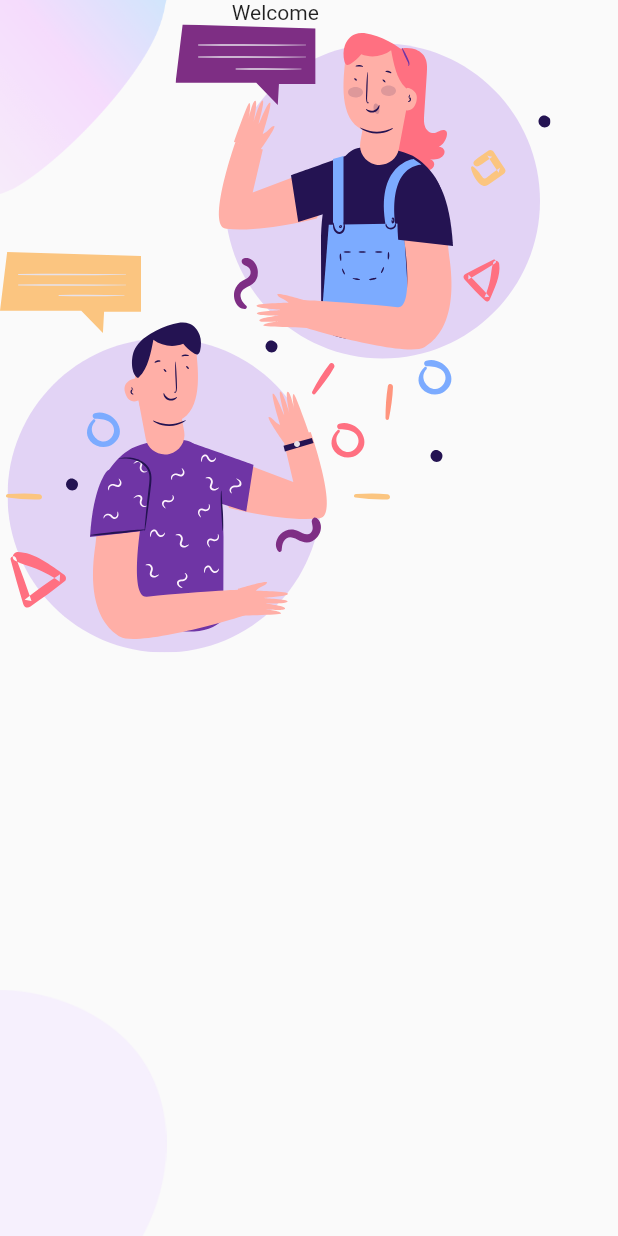
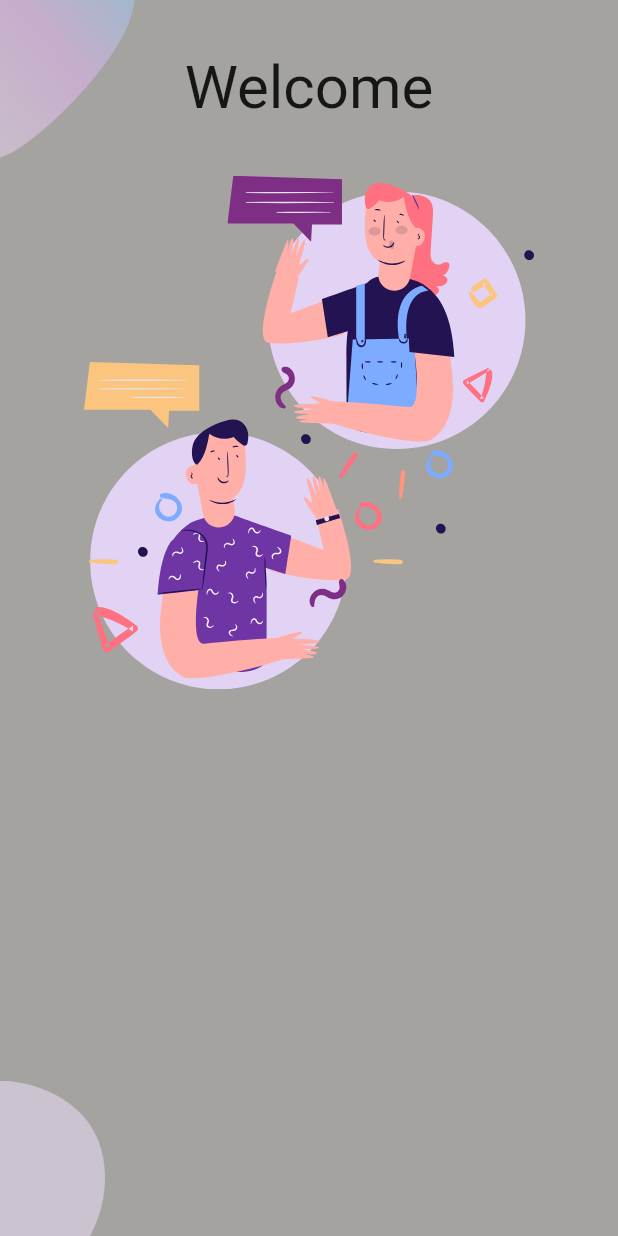
Before and after one commit to ZEDTARIK/flutte_apps_login, a Flutter app: the Welcome screen opened directly, on a phone screen of 412 x 824 dp. Run offline on Flutter 3.47's test engine with Material 2 defaults, Android fonts, the phone set to English and light mode, and no system bars; our stand-ins replace flutter_svg.

Commit message:
add pictures

```diff
--- a/lib/main.dart
+++ b/lib/main.dart
@@ -14,7 +14,7 @@ class MyApp extends StatelessWidget {
   @override
   Widget build(BuildContext context) {
     return MaterialApp(
-      initialRoute: "/",
+      initialRoute: "/login",
       routes: {
         '/': (context) => const Welcome(),
         '/login': (context) => const Login(),
--- a/lib/pages/welcome.dart
+++ b/lib/pages/welcome.dart
@@ -15,23 +15,43 @@ class Welcome extends StatelessWidget {
           height: double.infinity,
           child: Stack(
             children: [
-              Column(
-                children: [
-                  Text("Welcome"),
-                  SvgPicture.asset("assets/icons/chat.svg")
-                ],
+              Container(
+                width: double.infinity,
+                color: Color.fromARGB(255, 164, 163, 160),
+                child: Column(
+                  crossAxisAlignment: CrossAxisAlignment.center,
+                  children: [
+                    SizedBox(
+                      height: 35,
+                    ),
+                    Text(
+                      "Welcome",
+                      style: TextStyle(fontSize: 40),
+                    ),
+                    SizedBox(
+                      height: 35,
+                    ),
+                    SvgPicture.asset(
+                      "assets/icons/chat.svg",
+                      width: 300,
+                    ),
+                    SizedBox(
+                      height: 35,
+                    ),
+                  ],
+                ),
               ),
               Positioned(
                   left: 0,
                   child: Image.asset(
                     "assets/images/main_top.png",
-                    width: 111,
+                    width: 90,
                   )),
               Positioned(
                   bottom: 0,
                   child: Image.asset(
                     "assets/images/main_bottom.png",
-                    width: 111,
+                    width: 70,
                   ))
             ],
           ),
--- a/pubspec.yaml
+++ b/pubspec.yaml
@@ -63,6 +63,7 @@ flutter:
   assets:
     - assets/images/
     - assets/icons/
+
   #   - images/a_dot_ham.jpeg
 
   # An image asset can refer to one or more resolution-specific "variants", see
```
Also changed, not shown: lib/pages/login.dart (+47 -1 lines).
